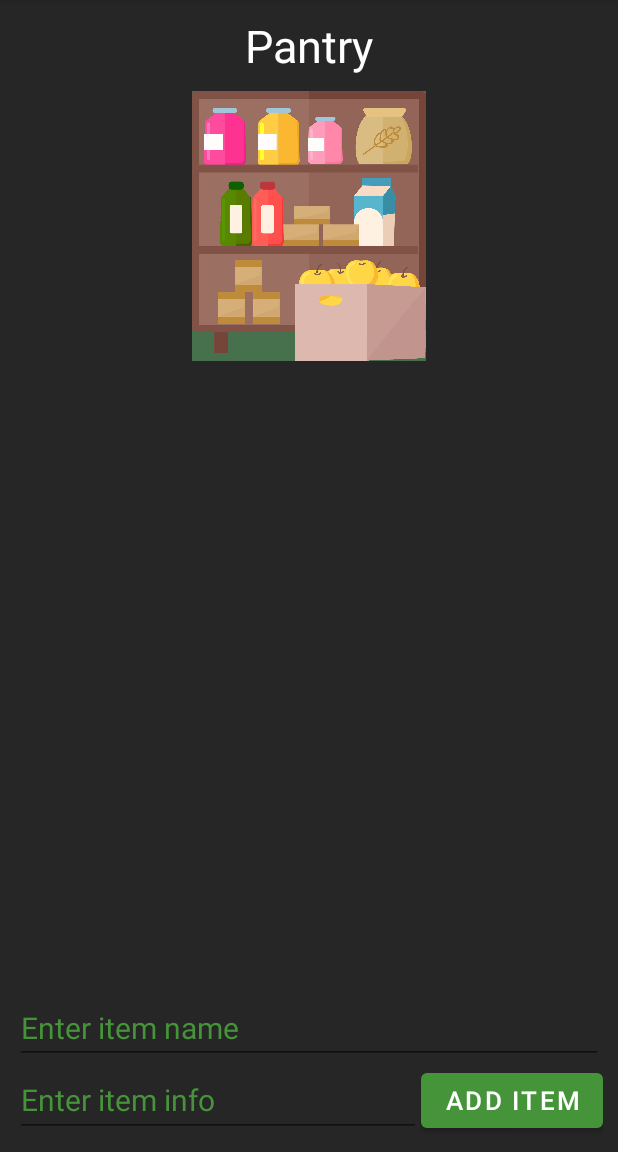
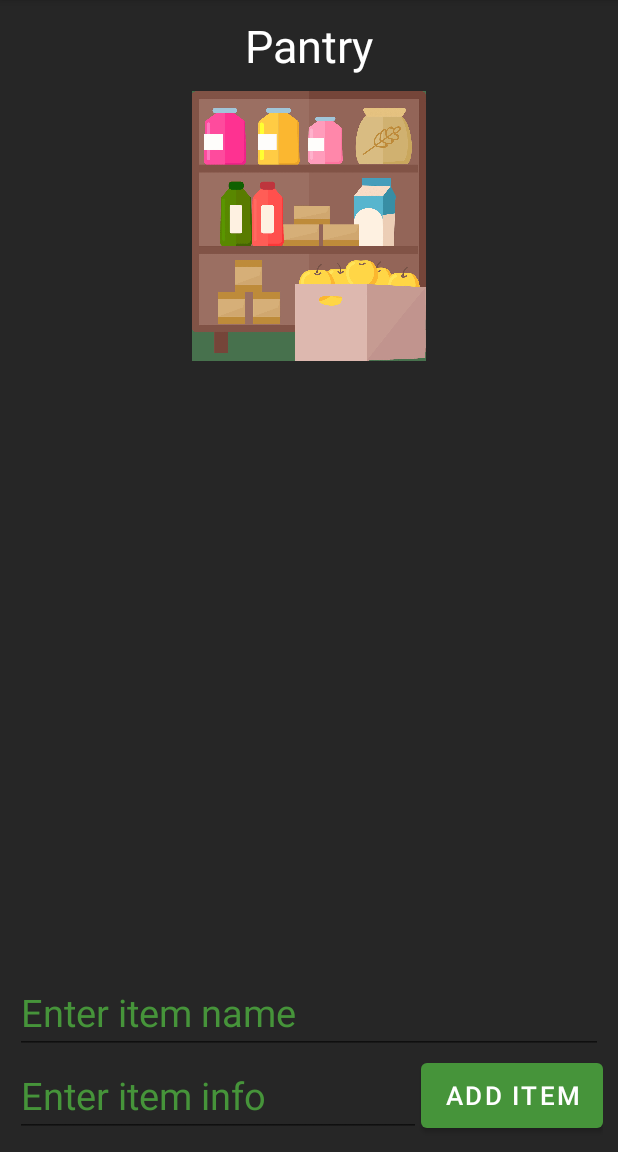
Before and after one commit to aditya-arcot/GroceryList, an Android app: the PantryActivity screen opened directly, with no data from a screen before it, on a phone screen of 412 x 824 dp, the part 84-1236 px from its top. Run offline under Robolectric (Android 15) with nearby library versions, the phone set to English and light mode, and no system bars.

Commit message:
matched grocery list text design with pantry page

```diff
--- a/app/src/main/res/layout/activity_pantry.xml
+++ b/app/src/main/res/layout/activity_pantry.xml
@@ -75,7 +75,7 @@
             android:hint="Enter item name"
             android:textColorHint="@color/green"
             android:textColor="@color/white"
-            android:textSize="20sp"
+            android:textSize="25sp"
 
             android:layout_weight="1"
             android:layout_width="match_parent"
@@ -96,7 +96,7 @@
                 android:hint="Enter item info"
                 android:textColorHint="@color/green"
                 android:textColor="@color/white"
-                android:textSize="20sp"
+                android:textSize="25sp"
 
                 android:layout_weight="1"
                 android:layout_width="0dp"
```
